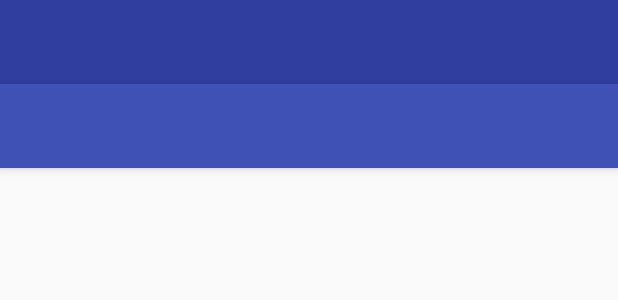
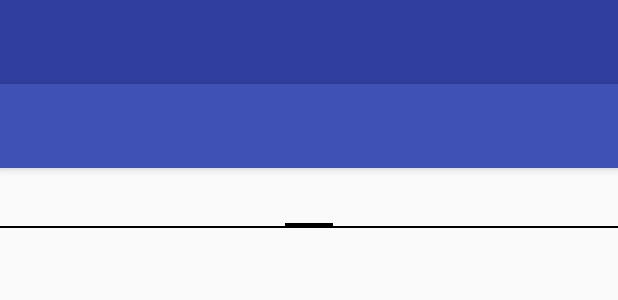
Before and after one commit to AlexRedchets/NationalHockeyTeams_Android_App, an Android app: the layout activity_application.xml on its own in the app's theme, with its tools: preview values and no code run, on a phone screen of 412 x 824 dp. Shown: the top 300 px of the screen. Run offline under Robolectric (Android 15) with nearby library versions, the phone set to English and light mode, and no system bars.

Commit message:
PageViewer was added for PLAYERS and AWARDS

```diff
--- a/app/build.gradle
+++ b/app/build.gradle
@@ -26,7 +26,6 @@ dependencies {
     compile 'com.android.support:design:23.3.0'
     compile 'de.hdodenhof:circleimageview:1.2.1'
     compile 'com.android.support:recyclerview-v7:23.3.0'
-    compile 'com.android.support:appcompat-v7:23.3.0'
     compile 'com.squareup.retrofit2:retrofit:2.0.1'
     compile 'com.squareup.retrofit2:converter-gson:2.0.1'
     compile 'com.squareup.picasso:picasso:2.5.2'
--- a/app/src/main/java/com/example/azvk/nationalhockeyteams/LoginActivity.java
+++ b/app/src/main/java/com/example/azvk/nationalhockeyteams/LoginActivity.java
@@ -15,6 +15,7 @@ import android.view.WindowManager;
 import android.widget.Button;
 import android.widget.EditText;
 import android.widget.Toast;
+
 import retrofit2.Call;
 import retrofit2.Callback;
 import retrofit2.Response;
--- a/app/src/main/java/com/example/azvk/nationalhockeyteams/PlayerAdapter.java
+++ b/app/src/main/java/com/example/azvk/nationalhockeyteams/PlayerAdapter.java
@@ -8,6 +8,8 @@ import android.widget.BaseAdapter;
 import android.widget.ImageView;
 import android.widget.TextView;
 
+import com.example.azvk.nationalhockeyteams.Player;
+import com.example.azvk.nationalhockeyteams.R;
 import com.squareup.picasso.Picasso;
 
 import java.util.List;
--- a/app/src/main/res/layout/activity_application.xml
+++ b/app/src/main/res/layout/activity_application.xml
@@ -10,8 +10,22 @@
     <!--fragment container layout-->
     <RelativeLayout
         android:layout_width="match_parent"
-        android:layout_height="match_parent"
-        android:id="@+id/fragment_container">
+        android:layout_height="match_parent">
+    <android.support.v4.view.ViewPager
+        xmlns:android="http://schemas.android.com/apk/res/android"
+        xmlns:app="http://schemas.android.com/apk/res-auto"
+        android:id="@+id/viewPager"
+        android:layout_marginTop="64dp"
+        android:layout_width="fill_parent"
+        android:layout_height="fill_parent">
+        <android.support.v4.view.PagerTabStrip
+            android:id="@+id/pager_header"
+            android:layout_width="match_parent"
+            android:layout_height="wrap_content"
+            android:layout_gravity="top"
+            android:paddingBottom="4dp"
+            android:paddingTop="4dp"/>
+    </android.support.v4.view.ViewPager>>
     </RelativeLayout>
     <!--toolbar-->
     <include
--- a/app/src/main/res/layout/activity_splash.xml
+++ b/app/src/main/res/layout/activity_splash.xml
@@ -8,7 +8,7 @@
     android:paddingRight="@dimen/activity_horizontal_margin"
     android:paddingTop="@dimen/activity_vertical_margin"
     android:background="#ffffff"
-    tools:context="com.example.azvk.nationalhockeyteams.SplashActivity">
+    tools:context=".SplashActivity">
 
     <ImageView
         android:layout_width="250dp"
--- a/app/src/main/res/layout/app_bar_application.xml
+++ b/app/src/main/res/layout/app_bar_application.xml
@@ -5,7 +5,7 @@
     android:layout_width="match_parent"
     android:layout_height="match_parent"
     android:fitsSystemWindows="true"
-    tools:context="com.example.azvk.nationalhockeyteams.ApplicationActivity">
+    tools:context=".ApplicationActivity">
 
     <android.support.design.widget.AppBarLayout
         android:layout_width="match_parent"
--- a/app/src/main/res/layout/content_application.xml
+++ b/app/src/main/res/layout/content_application.xml
@@ -9,6 +9,6 @@
     android:paddingRight="@dimen/activity_horizontal_margin"
     android:paddingTop="@dimen/activity_vertical_margin"
     app:layout_behavior="@string/appbar_scrolling_view_behavior"
-    tools:context="com.example.azvk.nationalhockeyteams.ApplicationActivity"
+    tools:context=".ApplicationActivity"
     tools:showIn="@layout/app_bar_application">
 </RelativeLayout>
--- a/app/src/main/res/layout/players_list.xml
+++ b/app/src/main/res/layout/players_list.xml
@@ -3,7 +3,7 @@
     android:paddingBottom="@dimen/activity_vertical_margin"
     android:paddingLeft="@dimen/activity_horizontal_margin"
     android:paddingRight="@dimen/activity_horizontal_margin"
-    android:paddingTop="64dp"
+    android:paddingTop="@dimen/activity_horizontal_margin"
     android:layout_width="match_parent"
     android:layout_height="match_parent"
     android:background="#ffffffff">
--- a/app/src/main/res/menu/activity_application_drawer.xml
+++ b/app/src/main/res/menu/activity_application_drawer.xml
@@ -3,9 +3,9 @@
 
     <group android:checkableBehavior="single">
         <item
-            android:id="@+id/nav_camera"
-            android:icon="@drawable/ic_menu_camera"
-            android:title="Import" />
+            android:id="@+id/nav_teams"
+            android:icon="@drawable/teams_icon"
+            android:title="Teams" />
         <item
             android:id="@+id/nav_gallery"
             android:icon="@drawable/ic_menu_gallery"
```
Also changed, not shown: app/src/main/java/com/example/azvk/nationalhockeyteams/ApplicationActivity.java (+13 -8 lines), app/src/main/java/com/example/azvk/nationalhockeyteams/PlayersListFragment.java (+13 -3 lines).
